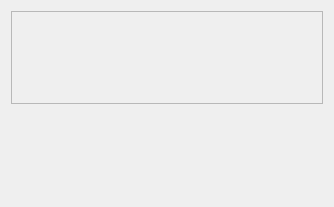
This is libs/plasmagenericshell/MousePlugins.ui in mgottschlag/kwin-tiling as Qt 5 draws it before an edit. The edited form follows.
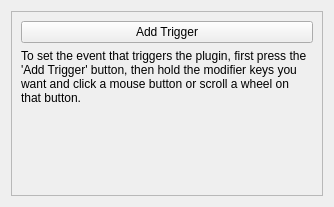
This is the edited form. Custom widgets are drawn as their Qt base class.

Commit message: make it possible to add new triggers again I'm not really happy with the strings I added in this... :/

Diff of the .ui file:
```diff
--- a/libs/plasmagenericshell/MousePlugins.ui
+++ b/libs/plasmagenericshell/MousePlugins.ui
@@ -18,36 +18,59 @@
      <property name="widgetResizable" >
       <bool>true</bool>
      </property>
-     <widget class="QWidget" name="pluginList" >
-      <property name="geometry" >
+     <widget class="QWidget" name="pluginList">
+      <property name="geometry">
        <rect>
         <x>0</x>
         <y>0</y>
-        <width>312</width>
-        <height>88</height>
+        <width>320</width>
+        <height>193</height>
        </rect>
       </property>
+      <layout class="QGridLayout" name="gridLayout">
+       <item row="0" column="0">
+        <widget class="MouseInputButton" name="addButton">
+         <property name="text">
+          <string>Add Trigger</string>
+         </property>
+        </widget>
+       </item>
+       <item row="1" column="0">
+        <widget class="QLabel" name="help">
+         <property name="text">
+          <string>To set the event that triggers the plugin, first press the 'Add Trigger' button, then hold the modifier keys you want and click a mouse button or scroll a wheel on that button.</string>
+         </property>
+         <property name="wordWrap">
+          <bool>true</bool>
+         </property>
+        </widget>
+       </item>
+       <item row="2" column="0">
+        <spacer name="verticalSpacer">
+         <property name="orientation">
+          <enum>Qt::Vertical</enum>
+         </property>
+         <property name="sizeHint" stdset="0">
+          <size>
+           <width>20</width>
+           <height>78</height>
+          </size>
+         </property>
+        </spacer>
+       </item>
+      </layout>
      </widget>
     </widget>
    </item>
-   <item>
-    <spacer name="verticalSpacer" >
-     <property name="orientation" >
-      <enum>Qt::Vertical</enum>
-     </property>
-     <property name="sizeType" >
-      <enum>QSizePolicy::MinimumExpanding</enum>
-     </property>
-     <property name="sizeHint" stdset="0" >
-      <size>
-       <width>0</width>
-       <height>0</height>
-      </size>
-     </property>
-    </spacer>
-   </item>
   </layout>
  </widget>
+ <customwidgets>
+  <customwidget>
+   <class>MouseInputButton</class>
+   <extends>QPushButton</extends>
+   <header>mouseinputbutton.h</header>
+  </customwidget>
+ </customwidgets>
  <resources/>
  <connections/>
 </ui>
```
Left out of the diff: 15 changed lines with no effect on the pictures. The commit also changes 3 other files.
